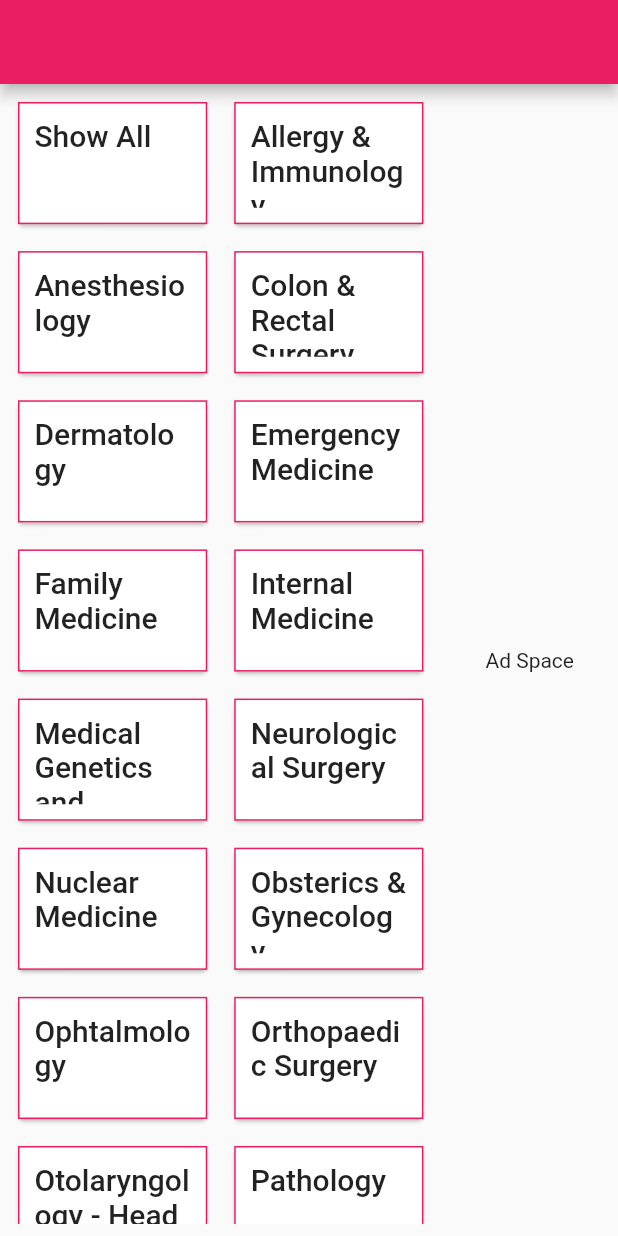
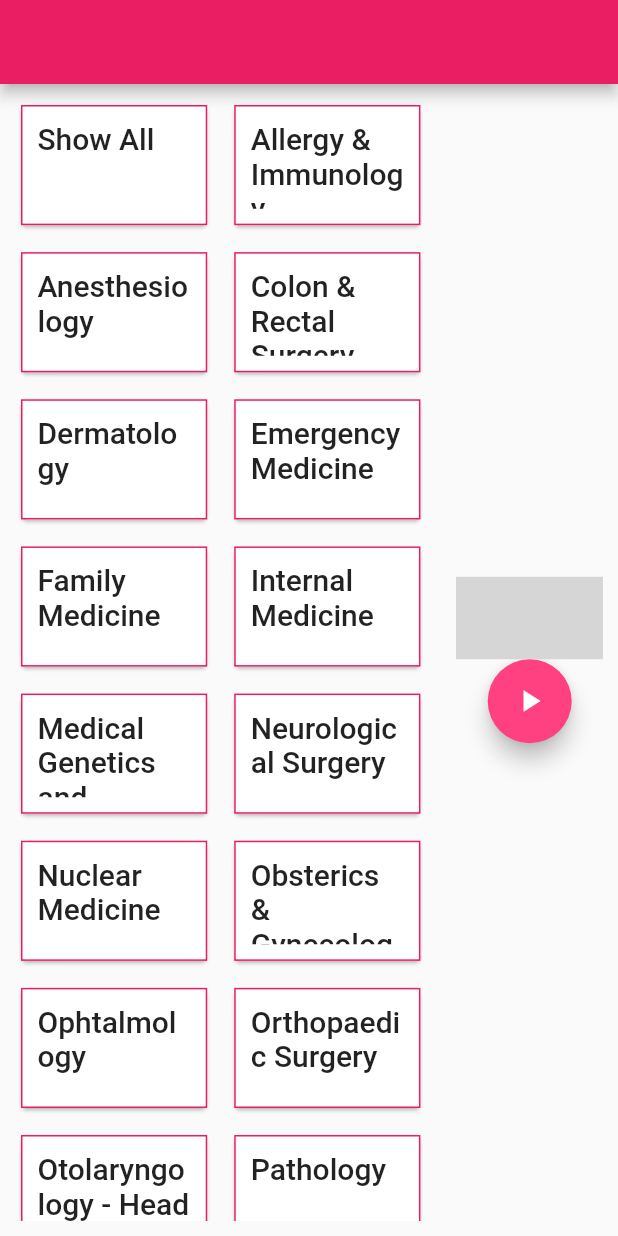
Before and after one commit to ftsaylon/hospital_directory, a Flutter app: the screen it shows after launch, on a phone screen of 412 x 824 dp. Run offline on Flutter 3.47's test engine with Material 2 defaults, Android fonts, the light colour scheme and no system bars; drawn by our look-alikes of video_player; network calls fail; grey boxes are pictures that could not be loaded.

Commit message:
Added a video player for ad space

```diff
--- a/lib/screens/home_screen.dart
+++ b/lib/screens/home_screen.dart
@@ -4,6 +4,7 @@ import 'package:provider/provider.dart';
 
 import '../providers/specialties.dart';
 
+import '../widgets/ad_space.dart';
 import '../widgets/doctors_panel.dart';
 import '../widgets/specialties_panel.dart';
 
@@ -15,7 +16,21 @@ class HomeScreen extends StatelessWidget {
     var specialtyId = Provider.of<Specialties>(context).specialtyIdToDisplay;
 
     return Scaffold(
-      appBar: AppBar(),
+      appBar: AppBar(
+        title: Row(
+          children: <Widget>[
+            specialtyId != null
+                ? IconButton(
+                    icon: Icon(Icons.arrow_back),
+                    onPressed: () {
+                      Provider.of<Specialties>(context)
+                          .setSpecialtyToDisplay(null);
+                    },
+                  )
+                : Container(),
+          ],
+        ),
+      ),
       body: Container(
         child: Row(
           children: <Widget>[
@@ -31,7 +46,7 @@ class HomeScreen extends StatelessWidget {
               flex: 2,
               child: Container(
                 child: Center(
-                  child: const Text('Ad Space'),
+                  child: const AdSpace(),
                 ),
               ),
             ),
--- /dev/null
+++ b/lib/widgets/ad_space.dart
@@ -0,0 +1,12 @@
+import 'package:flutter/material.dart';
+import 'package:hospital_directory/widgets/video_app.dart';
+import 'package:video_player/video_player.dart';
+
+class AdSpace extends StatelessWidget {
+  const AdSpace({Key key}) : super(key: key);
+
+  @override
+  Widget build(BuildContext context) {
+    return SingleChildScrollView(child: VideoApp());
+  }
+}
--- a/lib/widgets/doctors_panel.dart
+++ b/lib/widgets/doctors_panel.dart
@@ -1,4 +1,5 @@
 import 'package:flutter/material.dart';
+import 'package:hospital_directory/providers/specialties.dart';
 import 'package:provider/provider.dart';
 
 import '../providers/doctors.dart';
@@ -14,13 +15,16 @@ class DoctorsPanel extends StatelessWidget {
 
   @override
   Widget build(BuildContext context) {
+    final mediaQuery = MediaQuery.of(context);
+    final PreferredSizeWidget appBar = AppBar();
+
     final doctorsData = Provider.of<Doctors>(context);
     final doctors = specialtyId != 's0'
         ? doctorsData.findBySpecialty(specialtyId)
         : doctorsData.items;
 
     return Container(
-      padding: const EdgeInsets.all(8.0),
+      padding: const EdgeInsets.all(10.0),
       child: GridView.builder(
         itemCount: doctors.length,
         itemBuilder: (context, index) => ChangeNotifierProvider.value(
--- a/lib/widgets/specialties_panel.dart
+++ b/lib/widgets/specialties_panel.dart
@@ -16,7 +16,7 @@ class SpecialtiesPanel extends StatelessWidget {
     final specialties = specialtiesData.items;
 
     return Container(
-      padding: const EdgeInsets.all(8.0),
+      padding: const EdgeInsets.all(10.0),
       child: GridView.builder(
         itemCount: specialties.length,
         itemBuilder: (context, index) => ChangeNotifierProvider.value(
--- /dev/null
+++ b/lib/widgets/video_app.dart
@@ -0,0 +1,59 @@
+import 'package:video_player/video_player.dart';
+import 'package:flutter/material.dart';
+
+class VideoApp extends StatefulWidget {
+  @override
+  _VideoAppState createState() => _VideoAppState();
+}
+
+class _VideoAppState extends State<VideoApp> {
+  VideoPlayerController _controller;
+
+  @override
+  void initState() {
+    super.initState();
+    _controller = VideoPlayerController.network(
+        'http://www.exit109.com/~dnn/clips/RW20seconds_1.mp4')
+      ..initialize().then((_) {
+        // Ensure the first frame is shown after the video is initialized, even before the play button has been pressed.
+        setState(() {});
+      });
+  }
+
+  @override
+  Widget build(BuildContext context) {
+    return Container(
+      padding: EdgeInsets.all(10),
+      child: Column(
+        children: <Widget>[
+          Container(
+            child: _controller.value.initialized
+                ? AspectRatio(
+                    aspectRatio: _controller.value.aspectRatio,
+                    child: VideoPlayer(_controller),
+                  )
+                : Container(),
+          ),
+          FloatingActionButton(
+            onPressed: () {
+              setState(() {
+                _controller.value.isPlaying
+                    ? _controller.pause()
+                    : _controller.play();
+              });
+            },
+            child: Icon(
+              _controller.value.isPlaying ? Icons.pause : Icons.play_arrow,
+            ),
+          ),
+        ],
+      ),
+    );
+  }
+
+  @override
+  void dispose() {
+    super.dispose();
+    _controller.dispose();
+  }
+}
```
Also changed, not shown: 5 other files.
